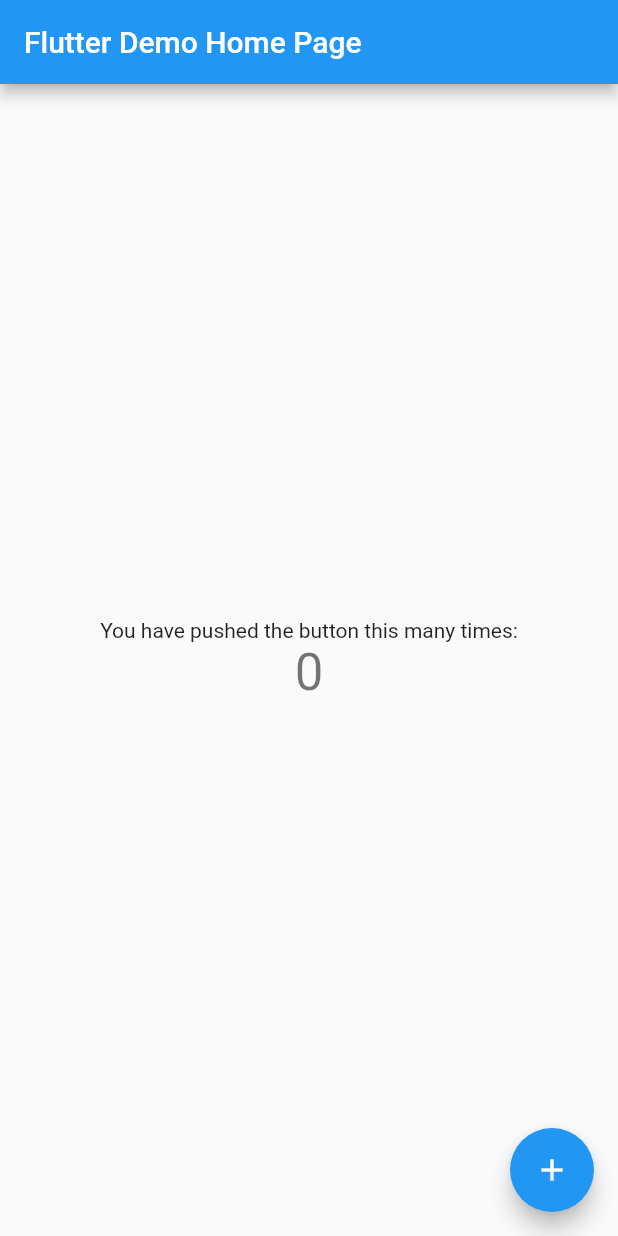
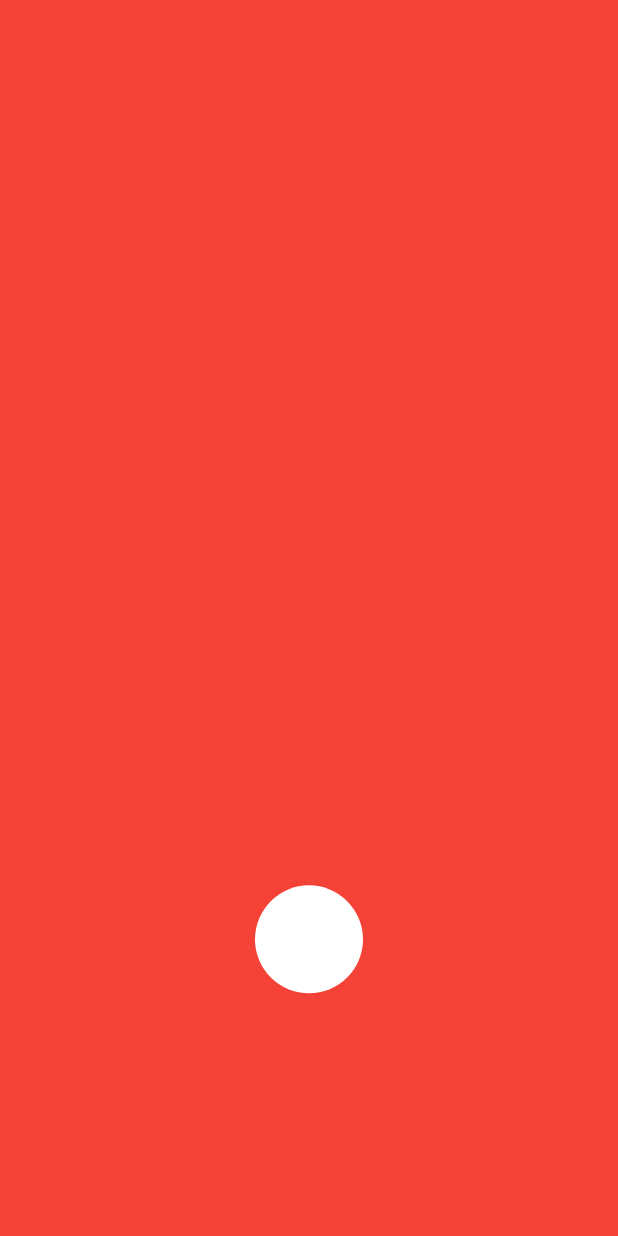
Before and after one commit to enesgrahovac/flutter_circle_reveal, a Flutter app: the screen it shows after launch, on a phone screen of 412 x 824 dp. Run offline on Flutter 3.47's test engine with Material 2 defaults, Android fonts, the phone set to English and light mode, and no system bars.

Commit message:
painting initial page before animations

```diff
--- a/lib/main.dart
+++ b/lib/main.dart
@@ -1,3 +1,5 @@
+import 'dart:ui' as ui;
+
 import 'package:flutter/material.dart';
 
 void main() {
@@ -10,22 +12,6 @@
   Widget build(BuildContext context) {
     return MaterialApp(
       title: 'Flutter Demo',
-      theme: ThemeData(
-        // This is the theme of your application.
-        //
-        // Try running your application with "flutter run". You'll see the
-        // application has a blue toolbar. Then, without quitting the app, try
-        // changing the primarySwatch below to Colors.green and then invoke
-        // "hot reload" (press "r" in the console where you ran "flutter run",
-        // or simply save your changes to "hot reload" in a Flutter IDE).
-        // Notice that the counter didn't reset back to zero; the application
-        // is not restarted.
-        primarySwatch: Colors.blue,
-        // This makes the visual density adapt to the platform that you run
-        // the app on. For desktop platforms, the controls will be smaller and
-        // closer together (more dense) than on mobile platforms.
-        visualDensity: VisualDensity.adaptivePlatformDensity,
-      ),
       home: MyHomePage(title: 'Flutter Demo Home Page'),
     );
   }
@@ -34,15 +20,6 @@
 class MyHomePage extends StatefulWidget {
   MyHomePage({Key key, this.title}) : super(key: key);
 
-  // This widget is the home page of your application. It is stateful, meaning
-  // that it has a State object (defined below) that contains fields that affect
-  // how it looks.
-
-  // This class is the configuration for the state. It holds the values (in this
-  // case the title) provided by the parent (in this case the App widget) and
-  // used by the build method of the State. Fields in a Widget subclass are
-  // always marked "final".
-
   final String title;
 
   @override
@@ -50,68 +27,66 @@
 }
 
 class _MyHomePageState extends State<MyHomePage> {
-  int _counter = 0;
+  @override
+  Widget build(BuildContext context) {
+    return CustomPaint(
+      painter: CircleTransitionPainter(
+        backgroundColor: Colors.red,
+        currentCircleColor: Colors.white,
+        nextCircleColor: Colors.grey,
+      ),
+    );
+  }
+}
 
-  void _incrementCounter() {
-    setState(() {
-      // This call to setState tells the Flutter framework that something has
-      // changed in this State, which causes it to rerun the build method below
-      // so that the display can reflect the updated values. If we changed
-      // _counter without calling setState(), then the build method would not be
-      // called again, and so nothing would appear to happen.
-      _counter++;
-    });
+class CircleTransitionPainter extends CustomPainter {
+  CircleTransitionPainter({
+    Color backgroundColor,
+    Color currentCircleColor,
+    Color nextCircleColor,
+    this.transitionPercent = 0,
+  })  : backgroundPaint = Paint()..color = backgroundColor,
+        currentCirclePaint = Paint()..color = currentCircleColor,
+        nextCirclePaint = Paint()..color = nextCircleColor;
+
+  final double baseRadius = 36.0;
+  final Paint backgroundPaint;
+  final Paint currentCirclePaint;
+  final Paint nextCirclePaint;
+  final double transitionPercent;
+
+  @override
+  void paint(Canvas canvas, Size size) {
+    // Paint the Background
+    canvas.drawPaint(backgroundPaint);
+
+    // Paint the Circle
+    Offset circleCenter = Offset(size.width / 2, size.height * .76);
+    canvas.drawCircle(circleCenter, baseRadius, currentCirclePaint);
+
+    // Paint the Chevron
+    final IconData chevronIcon = Icons.art_track;
+
+    final ui.ParagraphBuilder paragraphBuilder = ui.ParagraphBuilder(
+      ui.ParagraphStyle(
+        fontFamily: chevronIcon.fontFamily,
+        fontSize: 17,
+        textAlign: TextAlign.center,
+      ),
+    )
+      ..pushStyle(ui.TextStyle(color: backgroundPaint.color))
+      ..addText("Next");
+      // ..addText(String.fromCharCode(chevronIcon.codePoint));
+
+    final ui.Paragraph paragraph = paragraphBuilder.build();
+    paragraph.layout(ui.ParagraphConstraints(width: baseRadius));
+    canvas.drawParagraph(paragraph,
+        circleCenter - Offset(paragraph.width / 2, paragraph.height / 2));
   }
 
   @override
-  Widget build(BuildContext context) {
-    // This method is rerun every time setState is called, for instance as done
-    // by the _incrementCounter method above.
-    //
-    // The Flutter framework has been optimized to make rerunning build methods
-    // fast, so that you can just rebuild anything that needs updating rather
-    // than having to individually change instances of widgets.
-    return Scaffold(
-      appBar: AppBar(
-        // Here we take the value from the MyHomePage object that was created by
-        // the App.build method, and use it to set our appbar title.
-        title: Text(widget.title),
-      ),
-      body: Center(
-        // Center is a layout widget. It takes a single child and positions it
-        // in the middle of the parent.
-        child: Column(
-          // Column is also a layout widget. It takes a list of children and
-          // arranges them vertically. By default, it sizes itself to fit its
-          // children horizontally, and tries to be as tall as its parent.
-          //
-          // Invoke "debug painting" (press "p" in the console, choose the
-          // "Toggle Debug Paint" action from the Flutter Inspector in Android
-          // Studio, or the "Toggle Debug Paint" command in Visual Studio Code)
-          // to see the wireframe for each widget.
-          //
-          // Column has various properties to control how it sizes itself and
-          // how it positions its children. Here we use mainAxisAlignment to
-          // center the children vertically; the main axis here is the vertical
-          // axis because Columns are vertical (the cross axis would be
-          // horizontal).
-          mainAxisAlignment: MainAxisAlignment.center,
-          children: <Widget>[
-            Text(
-              'You have pushed the button this many times:',
-            ),
-            Text(
-              '$_counter',
-              style: Theme.of(context).textTheme.headline4,
-            ),
-          ],
-        ),
-      ),
-      floatingActionButton: FloatingActionButton(
-        onPressed: _incrementCounter,
-        tooltip: 'Increment',
-        child: Icon(Icons.add),
-      ), // This trailing comma makes auto-formatting nicer for build methods.
-    );
+  bool shouldRepaint(CustomPainter oldDelegate) {
+    // TODO: implement shouldRepaint
+    throw UnimplementedError();
   }
 }
```
